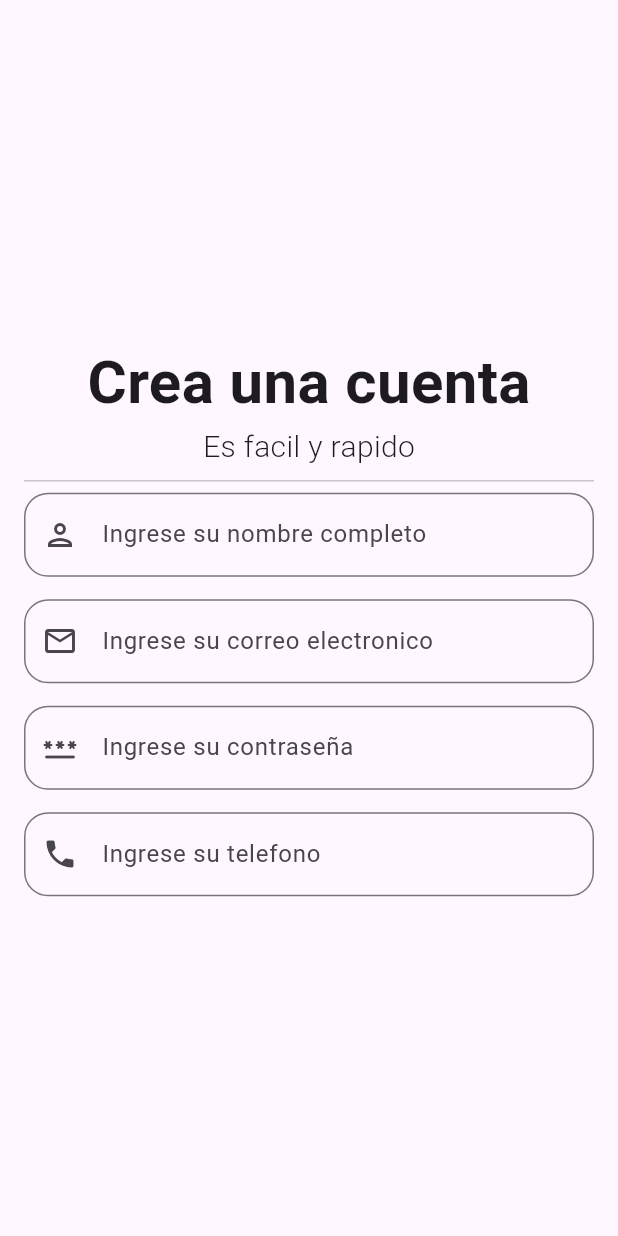
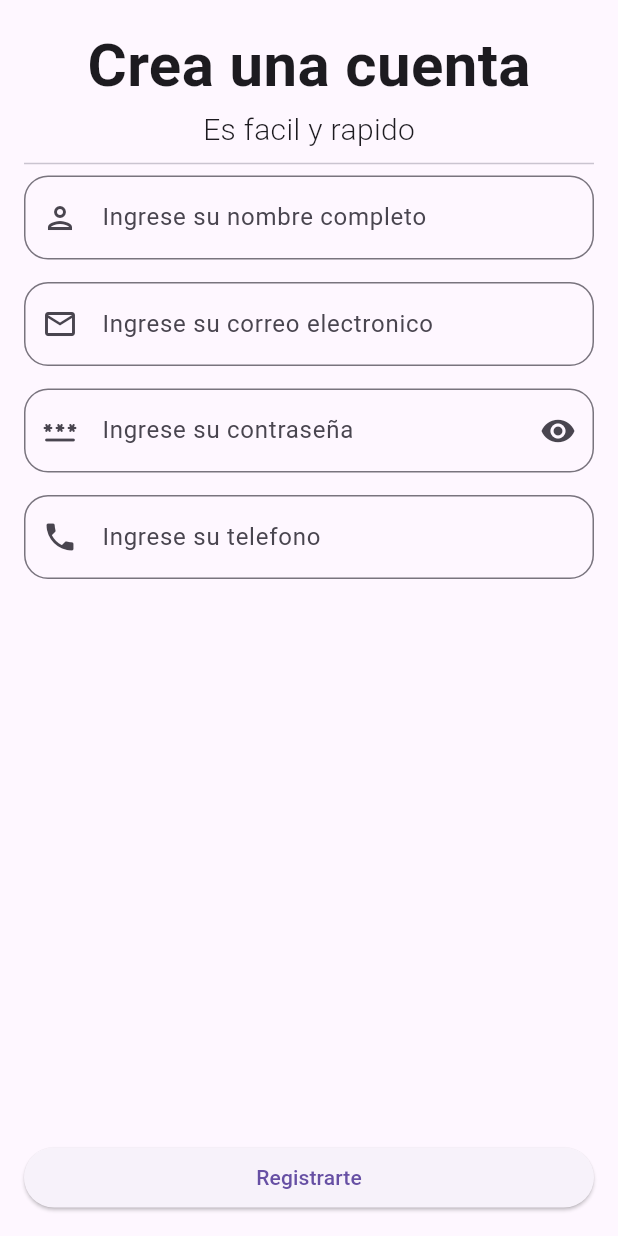
Before and after one commit to MaikollEnamorado/tarea_2_1, a Flutter app: the screen it shows after launch, on a phone screen of 412 x 824 dp. Run offline on Flutter 3.47's test engine with Material 3 defaults, Android fonts, the phone set to English and light mode, and no system bars; our stand-ins replace go_router.

Commit message:
completacion del registration page

```diff
--- a/lib/src/views/registration_page.dart
+++ b/lib/src/views/registration_page.dart
@@ -1,19 +1,28 @@
 import 'package:flutter/material.dart';
 import 'package:tarea_2_1/src/widgets/text_field_widget.dart';
+import 'package:tarea_2_1/src/utils/registration.dart';
 
-class RegistrationPage extends StatelessWidget {
+class RegistrationPage extends StatefulWidget {
   const RegistrationPage({super.key});
 
   @override
+  State<RegistrationPage> createState() => _RegistrationPageState();
+}
+
+class _RegistrationPageState extends State<RegistrationPage> {
+  Registration registration = Registration(ocultarTexto: true, subIcono: Icons.remove_red_eye);
+  @override
   Widget build(BuildContext context) {
+
     return Scaffold(
       body: SafeArea(
         child: Padding(
           padding: const EdgeInsets.symmetric(horizontal: 16.0),
           child: Center(
             child: Column(
-              mainAxisAlignment: MainAxisAlignment.center,
+              //mainAxisAlignment: MainAxisAlignment.center,
               children: [
+                SizedBox(height: 15,),
                 Text(
                   'Crea una cuenta',
                   style: TextStyle(fontSize: 40, fontWeight: FontWeight.bold),
@@ -24,28 +33,46 @@ class RegistrationPage extends StatelessWidget {
                 ),
                 Divider(),
                 TextFieldWidget(
+                  controller: registration.nameController,
                   hintTexto: 'Ingrese su nombre completo',
                   preIcono: Icons.person_outlined,
                 ),
                 SizedBox(height: 15,),
                 TextFieldWidget(
+                  controller: registration.userController,
                   hintTexto: 'Ingrese su correo electronico',
                   preIcono: Icons.email_outlined,
                   tipoTeclado: TextInputType.emailAddress,
                 ),
                 SizedBox(height: 15,),
                 TextFieldWidget(
+                  controller: registration.passwordController,
                   hintTexto: 'Ingrese su contraseña',
+                  ocultarTexto: registration.ocultarTexto,
                   preIcono: Icons.password_rounded,
+                  subIcono: registration.subIcono,
                   tipoTeclado: TextInputType.visiblePassword,
-                  ocultarTexto: true,
+                  click: () {
+                    setState(() {});
+                    registration.visible();
+                  },
                 ),
                 SizedBox(height: 15,),
                 TextFieldWidget(
+                  controller: registration.phoneController,
                   hintTexto: 'Ingrese su telefono',
                   preIcono: Icons.phone,
                   tipoTeclado: TextInputType.phone,
                 ),
+                Spacer(),
+                SizedBox(
+                  width: double.infinity,
+                  child: ElevatedButton(
+                    onPressed: (){
+                      registration.validacion(registration.userController, registration.passwordController, registration.nameController, registration.phoneController, context);
+                  }, child:  Text('Registrarte')),
+                ),
+                SizedBox(height: 15,)
               ],
             ),
           ),
--- a/lib/src/widgets/text_field_widget.dart
+++ b/lib/src/widgets/text_field_widget.dart
@@ -1,30 +1,47 @@
 import 'package:flutter/material.dart';
 
-class TextFieldWidget extends StatelessWidget {
+class TextFieldWidget extends StatefulWidget {
   const TextFieldWidget({
     super.key,
     required this.hintTexto,
     this.preIcono,
     this.tipoTeclado,
-    this.ocultarTexto
+    this.subIcono,
+    this.click,
+    this.ocultarTexto,
+    this.controller,
   });
 
   final String hintTexto;
   final IconData? preIcono;
+  final IconData? subIcono;
   final TextInputType? tipoTeclado;
+  final VoidCallback? click;
   final bool? ocultarTexto;
+  final TextEditingController? controller;
 
+  @override
+  State<TextFieldWidget> createState() => _TextFieldWidgetState();
+}
+
+class _TextFieldWidgetState extends State<TextFieldWidget> {
   @override
   Widget build(BuildContext context) {
     return TextField(
-      keyboardType: tipoTeclado,
-      obscureText: ocultarTexto ?? false,
+      controller: widget.controller,
+      keyboardType: widget.tipoTeclado,
+      obscureText: widget.ocultarTexto ?? false,
       decoration: InputDecoration(
         border: OutlineInputBorder(
           borderRadius: BorderRadius.circular(16),
         ),
-        hintText: hintTexto,
-        prefixIcon: Icon(preIcono),
+
+        hintText: widget.hintTexto,
+        prefixIcon: Icon(widget.preIcono),
+        suffixIcon: IconButton(
+          icon: Icon(widget.subIcono),
+          onPressed: widget.click,
+        )
       ),
     );
   }
```
Also changed, not shown: lib/src/utils/registration.dart (added, +196 -0 lines).
